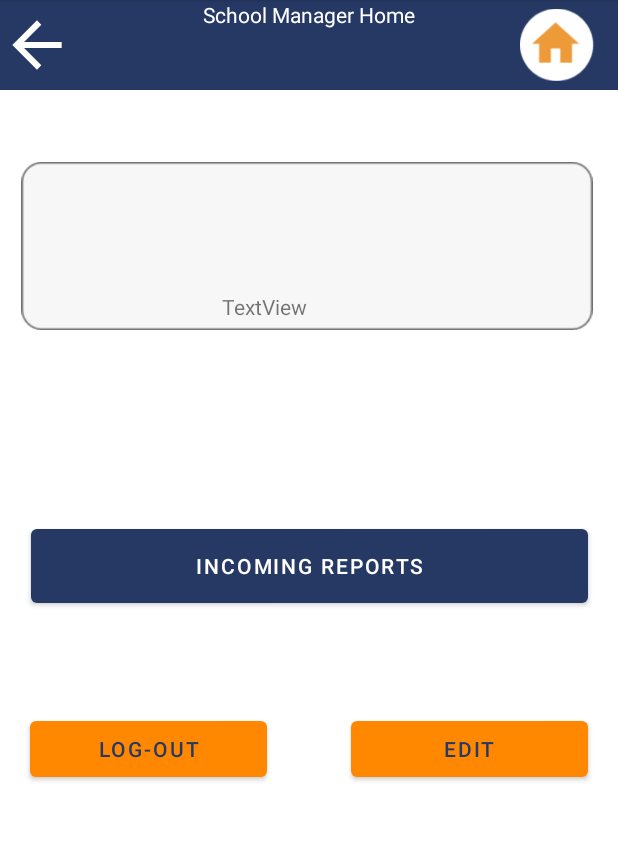
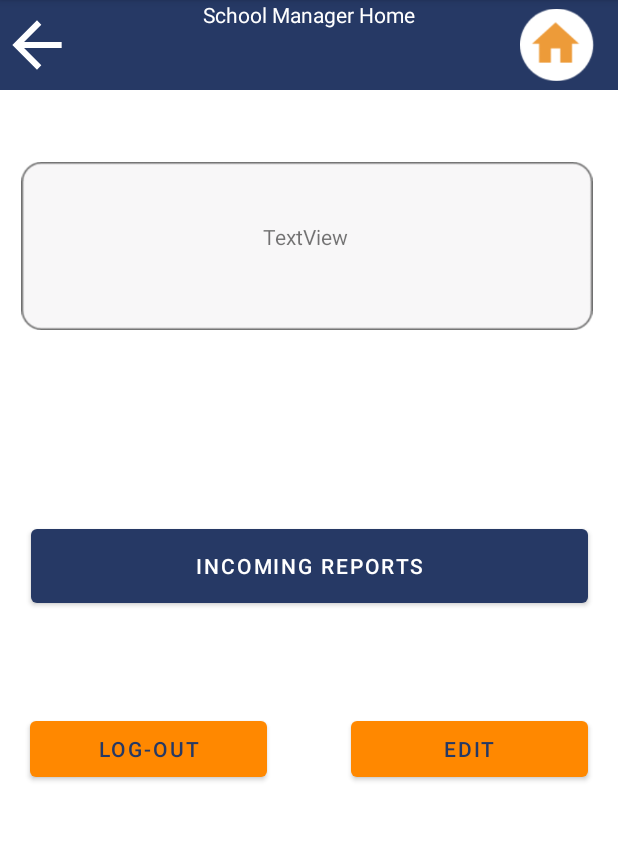
Before and after one commit to CyberSafe-gp/CyberSafeRepositry, an Android app: the SchoolHome screen opened directly, with no data from a screen before it, on a phone screen of 412 x 824 dp, the part 84-925 px from its top. Run offline under Robolectric (Android 15) with nearby library versions, the phone set to English and light mode, and no system bars.

Commit message:
luluus run

```diff
--- a/app/src/main/java/com/example/cybersafe/EditSchool.java
+++ b/app/src/main/java/com/example/cybersafe/EditSchool.java
@@ -1,8 +1,8 @@
 package com.example.cybersafe;
 
+import android.os.Bundle;
+
 import androidx.appcompat.app.AppCompatActivity;
-
-import android.os.Bundle;
 
 public class EditSchool extends AppCompatActivity {
 
@@ -10,5 +10,6 @@ public class EditSchool extends AppCompatActivity {
     protected void onCreate(Bundle savedInstanceState) {
         super.onCreate(savedInstanceState);
         setContentView(R.layout.activity_edit_school);
+        String intentName = getIntent().getStringExtra("IntentName");
     }
 }
--- a/app/src/main/java/com/example/cybersafe/SchoolHome.java
+++ b/app/src/main/java/com/example/cybersafe/SchoolHome.java
@@ -1,14 +1,39 @@
 package com.example.cybersafe;
+
+import android.content.Intent;
+import android.os.Bundle;
+import android.view.View;
+import android.widget.Button;
 
 import androidx.appcompat.app.AppCompatActivity;
 
-import android.os.Bundle;
-
 public class SchoolHome extends AppCompatActivity {
-
+    public Button btn11;
     @Override
     protected void onCreate(Bundle savedInstanceState) {
         super.onCreate(savedInstanceState);
         setContentView(R.layout.activity_school_home);
+
+        btn11 = (Button) findViewById(R.id.btn1);
+
+        btn11.setOnClickListener(new View.OnClickListener() {
+            @Override
+            public void onClick(View v) {
+
+                startActivities();
+            }
+
+            private void startActivities() {
+
+                Intent intent = new Intent(SchoolHome.this, EditSchool.class);
+                intent.putExtra("IntentName", "hi");
+                startActivity(intent);
+            }
+            });
+
+
+
+
+
     }
 }
--- a/app/src/main/res/layout/activity_school_home.xml
+++ b/app/src/main/res/layout/activity_school_home.xml
@@ -7,7 +7,7 @@
     tools:context=".SchoolHome">
 
     <Button
-        android:id="@+id/button11"
+        android:id="@+id/btn1"
         android:layout_width="158dp"
         android:layout_height="49dp"
         android:layout_marginBottom="244dp"
@@ -92,7 +92,7 @@
         app:layout_constraintEnd_toEndOf="parent"
         app:layout_constraintStart_toStartOf="parent"
         tools:ignore="MissingConstraints"
-        tools:layout_editor_absoluteY="21dp" />
+        tools:layout_editor_absoluteY="26dp" />
 
     <ImageView
         android:id="@+id/imageView8"
@@ -107,14 +107,15 @@
         app:srcCompat="@drawable/rectangle3" />
 
     <TextView
-        android:id="@+id/textView5"
-        android:layout_width="260dp"
-        android:layout_height="129dp"
-        android:layout_marginEnd="4dp"
-        android:layout_marginRight="4dp"
-        android:layout_marginBottom="444dp"
+        android:id="@+id/textView24"
+        android:layout_width="wrap_content"
+        android:layout_height="wrap_content"
+        android:layout_marginTop="88dp"
         android:text="TextView"
-        app:layout_constraintBottom_toBottomOf="parent"
-        app:layout_constraintEnd_toEndOf="parent" />
+        app:layout_constraintEnd_toEndOf="@+id/imageView8"
+        app:layout_constraintHorizontal_bias="0.498"
+        app:layout_constraintStart_toStartOf="@+id/imageView8"
+        app:layout_constraintTop_toBottomOf="@+id/toolbar5" />
+
 
 </androidx.constraintlayout.widget.ConstraintLayout>
```
Also changed, not shown: app/src/main/AndroidManifest.xml (+21 -7 lines), app/src/main/java/com/example/cybersafe/MainActivity.java (+4 -3 lines).
